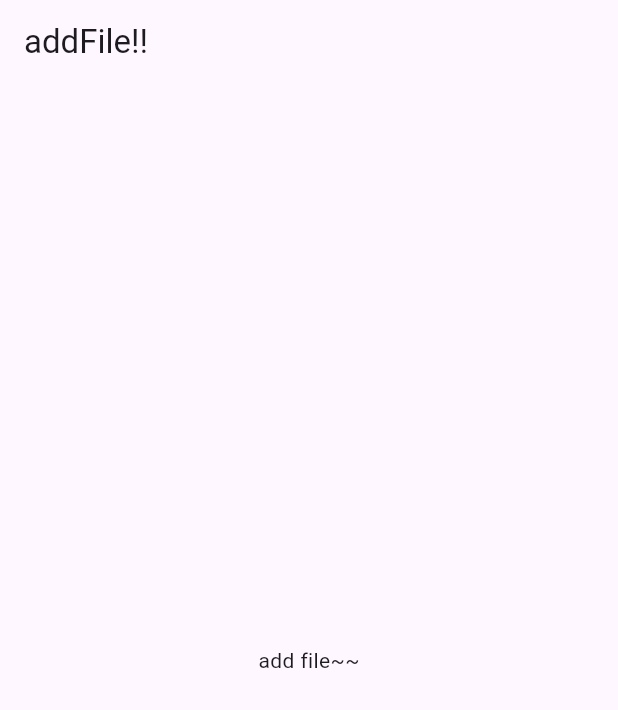
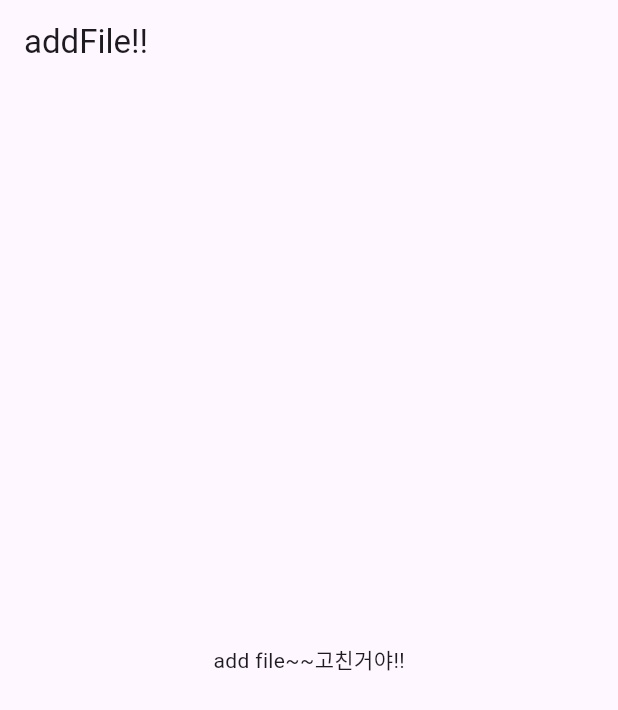
Before and after one commit to Nyong240/github, a Flutter app: the screen it shows after launch, on a phone screen of 412 x 824 dp. Shown: the top 710 px of the screen. Run offline on Flutter 3.47's test engine with Material 3 defaults, Android fonts, the phone set to English and light mode, and no system bars.

Commit message:
addfile 고침

```diff
--- a/lib/addfile.dart
+++ b/lib/addfile.dart
@@ -15,7 +15,7 @@ class _nameState extends State<name> {
         title: Text('addFile!!'),
       ),
       body: Center(
-        child: Text('add file~~'),
+        child: Text('add file~~고친거야!!'),
       ),
     );
   }
```
